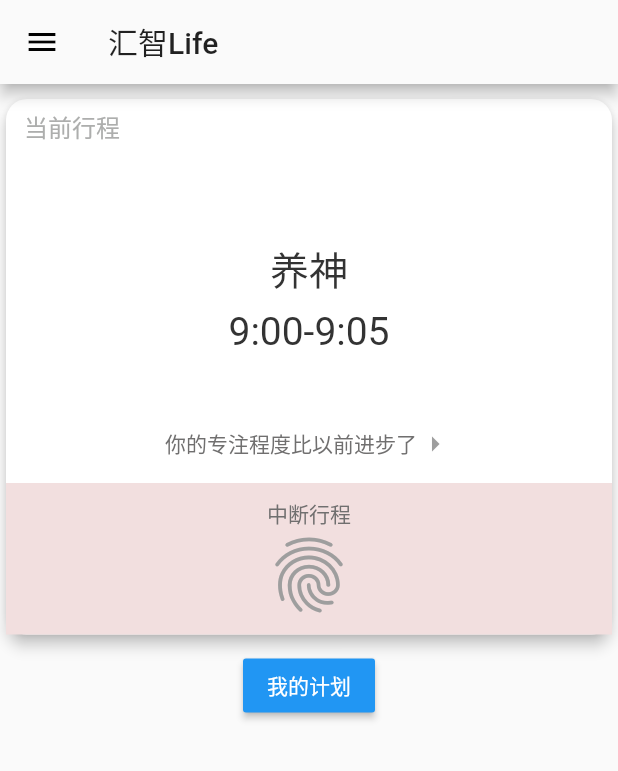
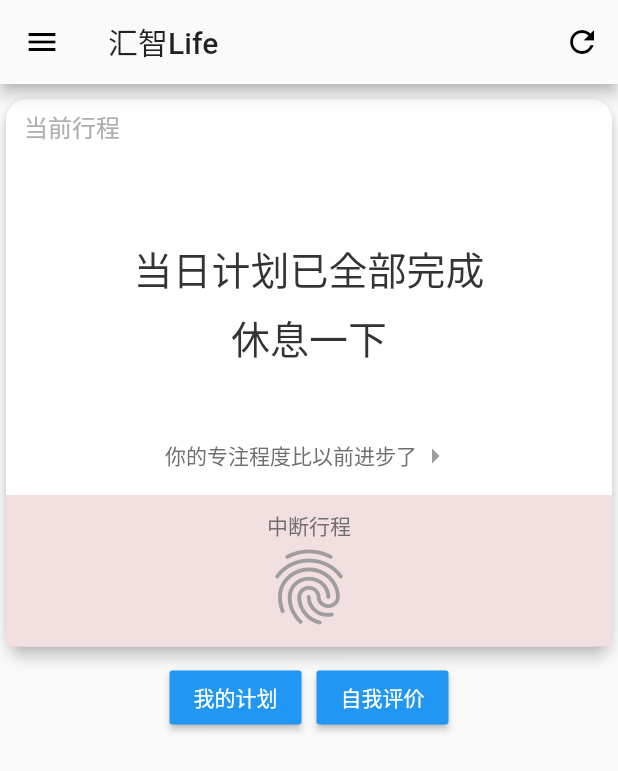
Before and after one commit to Deali-Axy/SmartLifeLw, a Flutter app: the screen it shows after launch, on a phone screen of 412 x 824 dp. Shown: the top 771 px of the screen. Run offline on Flutter 3.47's test engine with Material 2 defaults, Android fonts, the phone set to English and light mode, and no system bars; our stand-ins replace cached_network_image, flutter_swiper, image_picker, oktoast, package_info, shared_preferences; missing offline and left inert: groovin_material_icons; accounts and stored records are empty.

Commit message:
接口接上了，但是。。唉

```diff
--- a/lib/page/home.dart
+++ b/lib/page/home.dart
@@ -1,8 +1,10 @@
 import 'package:flutter/cupertino.dart';
 import 'package:flutter/material.dart';
-import 'package:smart_life_lw/config.dart' as Config;
+import 'package:smart_life_lw/config.dart';
 import 'package:smart_life_lw/routes.dart';
+import 'package:smart_life_lw/utils/toast.dart';
 import 'package:smart_life_lw/widgets.dart';
+import 'package:smart_life_lw/network/schedule.dart';
 
 class AppHome extends StatelessWidget {
   @override
@@ -19,11 +21,13 @@ class _AppPage extends StatefulWidget {
 class _AppPageState extends State<_AppPage> {
   BuildContext _context;
   var _scaffoldKey = GlobalKey<ScaffoldState>();
+  Plan currentPlan;
+  Task currentTask;
 
   @override
   void initState() {
-    var userid = Config.GlobalConfig.userId;
-    if (Config.GlobalConfig.isLogin)
+    var userid = GlobalConfig.userId;
+    if (GlobalConfig.isLogin)
       print('已登录');
     else
       print('未登录！');
@@ -37,7 +41,8 @@ class _AppPageState extends State<_AppPage> {
     return Scaffold(
       key: _scaffoldKey,
       appBar: AppBar(
-        title: Text('汇智Life ${Config.GlobalConfig.focusMode ? '(专注时间)' : ''}'),
+        title: Text('汇智Life ${GlobalConfig.focusMode ? '(专注时间)' : ''}'),
+        actions: <Widget>[_buildRefreshButton(context)],
       ),
       drawer: HomeDrawer(),
       body: Column(
@@ -45,14 +50,46 @@ class _AppPageState extends State<_AppPage> {
         crossAxisAlignment: CrossAxisAlignment.center,
         children: <Widget>[
           _buildSchedule(context),
+          Row(
+            mainAxisAlignment: MainAxisAlignment.center,
+            crossAxisAlignment: CrossAxisAlignment.center,
+            children: <Widget>[
               RaisedButton(
                 onPressed: () {
                   Navigator.pushNamed(context, UIRoute.schedule);
                 },
                 child: Text('我的计划', style: TextStyle(color: Colors.white)),
               ),
+              SimpleDivider(height: 0, width: 10),
+              _buildEvaluateButton(context),
             ],
           ),
+        ],
+      ),
+    );
+  }
+
+  Widget _buildEvaluateButton(BuildContext context) {
+    return RaisedButton(
+      onPressed: () async {
+        var score = await _Dialogs.showEvaluate(context);
+        Toast.show(context, '你选择了$score分');
+        if (score != null) {
+          var msg =
+              await ScheduleUtils.selfEvaluation(GlobalConfig.userId, score);
+          _scaffoldKey.currentState.showSnackBar(SnackBar(content: Text(msg)));
+        }
+      },
+      child: Text('自我评价', style: TextStyle(color: Colors.white)),
+    );
+  }
+
+  Widget _buildRefreshButton(BuildContext context) {
+    return IconButton(
+      icon: Icon(Icons.refresh),
+      onPressed: () async {
+        await ScheduleUtils.getCurrentEvent(GlobalConfig.userId);
+      },
     );
   }
 
@@ -81,7 +118,7 @@ class _AppPageState extends State<_AppPage> {
               child: Column(
                 children: <Widget>[
                   Text(
-                    '养神',
+                    currentPlan == null ? '当日计划已全部完成' : currentPlan.event,
                     style: TextStyle(
                       fontSize: 26,
                       fontWeight: FontWeight.w500,
@@ -90,7 +127,9 @@ class _AppPageState extends State<_AppPage> {
                   ),
                   SimpleDivider(height: 8),
                   Text(
-                    '9:00-9:05',
+                    currentPlan == null
+                        ? '休息一下'
+                        : '${currentPlan.startTime}-${currentPlan.endTime}',
                     style: TextStyle(
                       fontSize: 26,
                       color: Color.fromARGB(255, 51, 51, 51),
@@ -115,7 +154,16 @@ class _AppPageState extends State<_AppPage> {
               ),
             ),
           ),
-          GestureDetector(
+          _buildInterruptControl(context),
+        ],
+      ),
+    );
+
+    return card;
+  }
+
+  Widget _buildInterruptControl(BuildContext context) {
+    return GestureDetector(
       child: Row(
         children: <Widget>[
           Expanded(
@@ -143,19 +191,15 @@ class _AppPageState extends State<_AppPage> {
       ),
       onLongPress: () {
         print('取消行程');
-              _Dialogs.isCancelSchedule(context);
+        _Dialogs.showCancel(context, _scaffoldKey);
       },
-          ),
-        ],
-      ),
     );
-
-    return card;
   }
 }
 
 abstract class _Dialogs {
-  static Future<void> isCancelSchedule(BuildContext context) async {
+  static Future<void> showCancel(
+      BuildContext context, GlobalKey<ScaffoldState> key) async {
     return showDialog<void>(
       context: context,
       barrierDismissible: false, // user must tap button!
@@ -178,9 +222,11 @@ abstract class _Dialogs {
                   fontWeight: FontWeight.bold,
                 ),
               ),
-              onPressed: () {
+              onPressed: () async {
                 Navigator.of(context).pop();
-                evaluate(context);
+                var result =
+                    await ScheduleUtils.interruptEvent(GlobalConfig.userId);
+                key.currentState.showSnackBar(SnackBar(content: Text(result)));
               },
             ),
             FlatButton(
@@ -195,7 +241,7 @@ abstract class _Dialogs {
     );
   }
 
-  static Future<int> evaluate(BuildContext context) {
+  static Future<int> showEvaluate(BuildContext context) {
     return showDialog<int>(
       context: context,
       builder: (context) {
@@ -213,7 +259,6 @@ abstract class _Dialogs {
               child: Text("不太好", style: TextStyle(fontSize: 12)),
               onPressed: () {
                 Navigator.of(context).pop(1);
-                result(context);
               },
             ),
             SimpleDialogOption(
@@ -234,7 +279,7 @@ abstract class _Dialogs {
     );
   }
 
-  static Future<void> result(BuildContext context) async {
+  static Future<void> showResult(BuildContext context) async {
     return showDialog<void>(
       context: context,
       barrierDismissible: false, // user must tap button!
--- a/lib/page/schedule.dart
+++ b/lib/page/schedule.dart
@@ -36,8 +36,7 @@ class _SchedulePageState extends State<SchedulePage>
       Plan(startTime: '7:30', endTime: '8:00', event: '起床、吃早餐'),
       Plan(startTime: '8:30', endTime: '9:30', event: '专注时间'),
       Plan(startTime: '11:30', endTime: '12:30', event: '午饭午休'),
-      Plan(startTime: '14:30', endTime: '15:30', event: '专注时间'),
-      Plan(startTime: '17:30', endTime: '18:30', event: '上课'),
+      Plan(startTime: '17:30', endTime: '22:30', event: '专注时间'),
     ];
     for (var item in tasks) {
       print(item);
```
Also changed, not shown: lib/network/schedule.dart (+73 -13 lines). Lines whose indentation alone changed are shown as unchanged.
